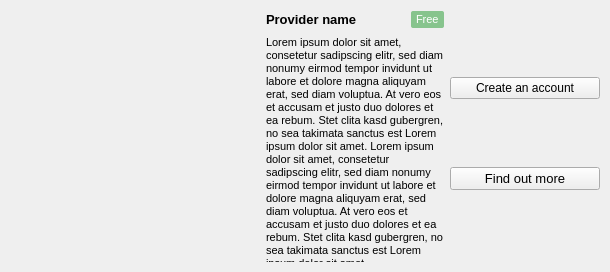
This is src/gui/wizard/providerwidget.ui in nextcloud/gsoc_client as Qt 5 draws it before an edit. The edited form follows.
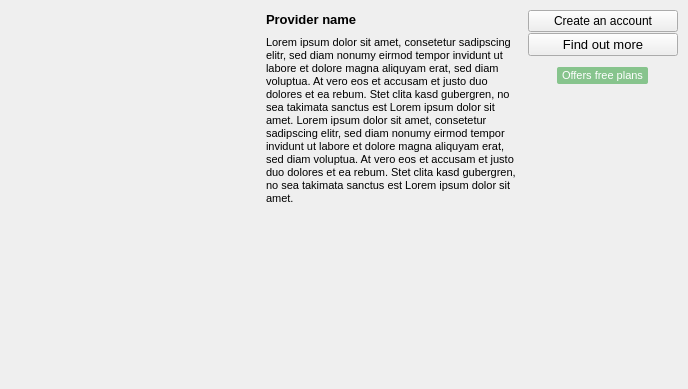
This is the edited form. Icons and pictures are not drawn.

```diff
--- a/src/gui/wizard/providerwidget.ui
+++ b/src/gui/wizard/providerwidget.ui
@@ -9,26 +9,26 @@
    <rect>
     <x>0</x>
     <y>0</y>
-    <width>610</width>
-    <height>272</height>
+    <width>688</width>
+    <height>389</height>
    </rect>
   </property>
   <property name="sizePolicy">
-   <sizepolicy hsizetype="Preferred" vsizetype="Minimum">
+   <sizepolicy hsizetype="Preferred" vsizetype="MinimumExpanding">
     <horstretch>0</horstretch>
     <verstretch>0</verstretch>
    </sizepolicy>
   </property>
   <property name="minimumSize">
    <size>
-    <width>610</width>
+    <width>0</width>
     <height>0</height>
    </size>
   </property>
   <property name="maximumSize">
    <size>
     <width>16777215</width>
-    <height>400</height>
+    <height>16777215</height>
    </size>
   </property>
   <property name="windowTitle">
@@ -45,10 +45,13 @@
     <number>10</number>
    </property>
    <property name="bottomMargin">
-    <number>10</number>
+    <number>20</number>
    </property>
    <item>
     <layout class="QGridLayout" name="gridLayout">
+     <property name="sizeConstraint">
+      <enum>QLayout::SetFixedSize</enum>
+     </property>
      <item row="0" column="0">
       <widget class="QLabel" name="providerLogo">
        <property name="sizePolicy">
@@ -97,7 +100,7 @@
        <property name="sizeHint" stdset="0">
         <size>
          <width>20</width>
-         <height>5</height>
+         <height>0</height>
         </size>
        </property>
       </spacer>
@@ -114,7 +117,7 @@
        <item>
         <widget class="QLabel" name="providerName">
          <property name="sizePolicy">
-          <sizepolicy hsizetype="Expanding" vsizetype="Maximum">
+          <sizepolicy hsizetype="Minimum" vsizetype="Maximum">
            <horstretch>3</horstretch>
            <verstretch>0</verstretch>
           </sizepolicy>
@@ -136,6 +139,9 @@
          <property name="orientation">
           <enum>Qt::Horizontal</enum>
          </property>
+         <property name="sizeType">
+          <enum>QSizePolicy::Preferred</enum>
+         </property>
          <property name="sizeHint" stdset="0">
           <size>
            <width>40</width>
@@ -144,40 +150,28 @@
          </property>
         </spacer>
        </item>
-       <item>
-        <widget class="QLabel" name="labelFree">
-         <property name="sizePolicy">
-          <sizepolicy hsizetype="Preferred" vsizetype="Fixed">
-           <horstretch>0</horstretch>
-           <verstretch>0</verstretch>
-          </sizepolicy>
-         </property>
-         <property name="font">
-          <font>
-           <pointsize>8</pointsize>
-          </font>
-         </property>
-         <property name="styleSheet">
-          <string notr="true">background-color: #87C48D;
-border-radius: 2px;
-color:#fff;
-padding:2px;</string>
-         </property>
-         <property name="text">
-          <string>Free</string>
-         </property>
-        </widget>
-       </item>
       </layout>
      </item>
      <item>
       <widget class="QLabel" name="providerDesc">
        <property name="sizePolicy">
-        <sizepolicy hsizetype="Expanding" vsizetype="Minimum">
+        <sizepolicy hsizetype="MinimumExpanding" vsizetype="MinimumExpanding">
          <horstretch>0</horstretch>
          <verstretch>0</verstretch>
         </sizepolicy>
        </property>
+       <property name="minimumSize">
+        <size>
+         <width>250</width>
+         <height>0</height>
+        </size>
+       </property>
+       <property name="maximumSize">
+        <size>
+         <width>900</width>
+         <height>16777215</height>
+        </size>
+       </property>
        <property name="font">
         <font>
          <pointsize>8</pointsize>
@@ -247,18 +241,58 @@
        </property>
       </widget>
      </item>
+     <item>
+      <layout class="QHBoxLayout" name="horizontalLayout_3">
+       <property name="spacing">
+        <number>6</number>
+       </property>
+       <property name="topMargin">
+        <number>10</number>
+       </property>
+       <property name="bottomMargin">
+        <number>10</number>
+       </property>
+       <item>
+        <widget class="QLabel" name="labelFree">
+         <property name="sizePolicy">
+          <sizepolicy hsizetype="Maximum" vsizetype="Fixed">
+           <horstretch>0</horstretch>
+           <verstretch>0</verstretch>
+          </sizepolicy>
+         </property>
+         <property name="font">
+          <font>
+           <pointsize>8</pointsize>
+          </font>
+         </property>
+         <property name="layoutDirection">
+          <enum>Qt::LeftToRight</enum>
+         </property>
+         <property name="styleSheet">
+          <string notr="true">background-color: #87C48D;
+border-radius: 2px;
+color:#fff;
+padding:2px;</string>
+         </property>
+         <property name="text">
+          <string>Offers free plans</string>
+         </property>
+        </widget>
+       </item>
+      </layout>
+     </item>
      <item>
       <spacer name="verticalSpacer_4">
        <property name="orientation">
         <enum>Qt::Vertical</enum>
        </property>
        <property name="sizeType">
-        <enum>QSizePolicy::Minimum</enum>
+        <enum>QSizePolicy::MinimumExpanding</enum>
        </property>
        <property name="sizeHint" stdset="0">
         <size>
          <width>20</width>
-         <height>5</height>
+         <height>0</height>
         </size>
        </property>
       </spacer>
```
